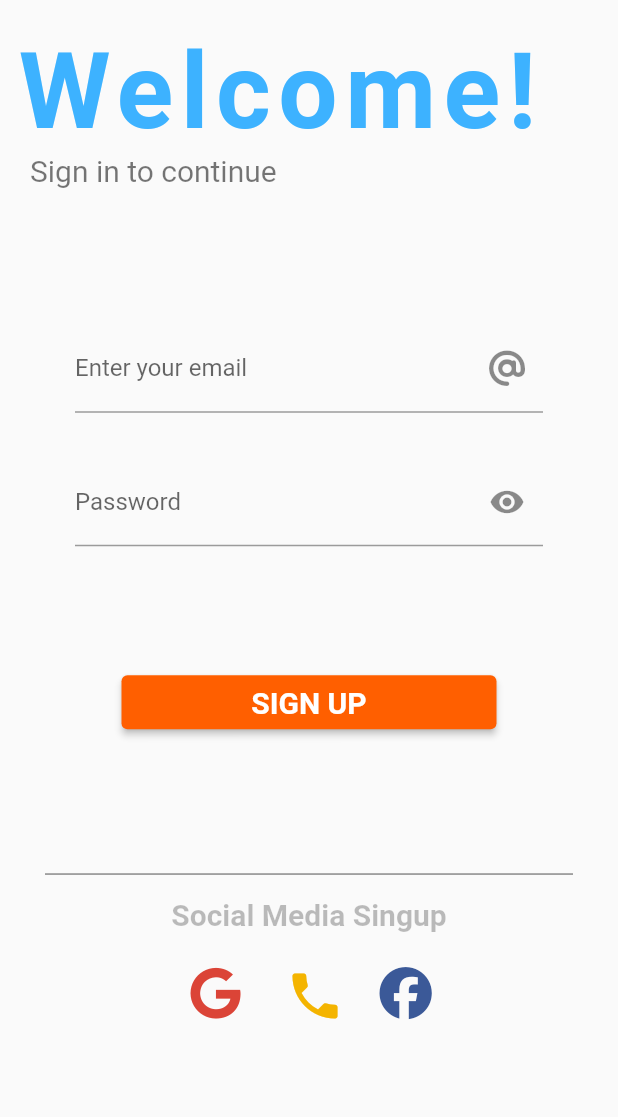
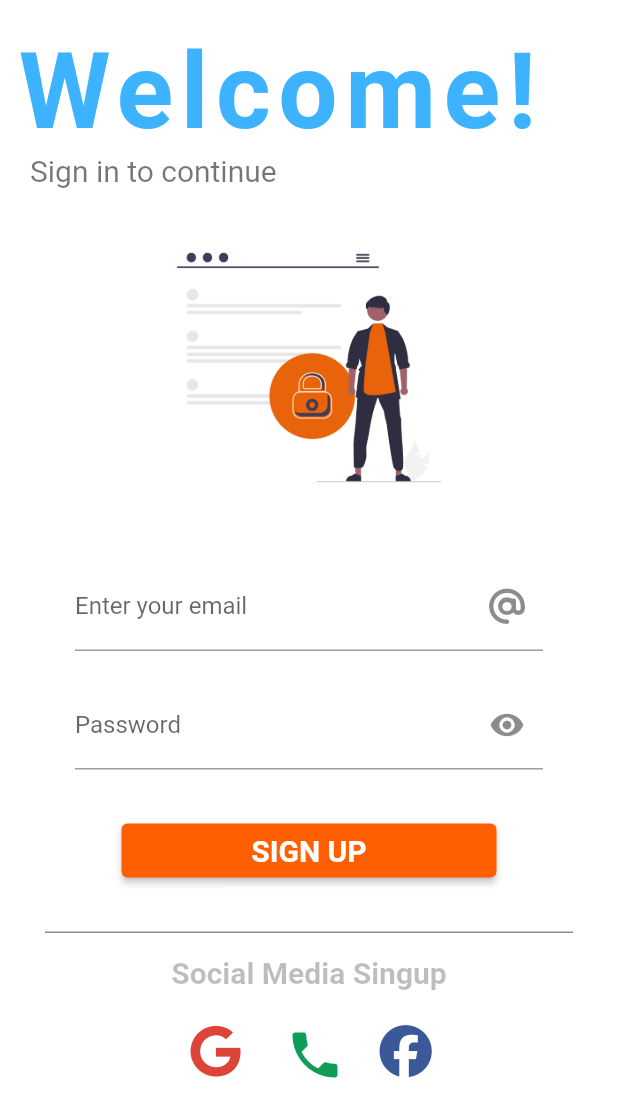
Before and after one commit to julicam10/SecurityApp, a Flutter app: the screen it shows after launch, after a tap on "Login", on a phone screen of 412 x 824 dp. Shown: the top 1117 px of the screen. Run offline on Flutter 3.47's test engine with Material 2 defaults, Android fonts, the phone set to English and light mode, and no system bars; our stand-ins replace font_awesome_flutter.

Commit message:
casi listo

```diff
--- a/lib/screens/login_screen.dart
+++ b/lib/screens/login_screen.dart
@@ -20,6 +20,7 @@ class _LoginScreenState extends State<LoginScreen> {
     final heightScreen = MediaQuery.of(context).size.height;
     final widthScreen = MediaQuery.of(context).size.width;
     return Scaffold(
+      backgroundColor: Colors.white,
       body: SafeArea(
         child: SingleChildScrollView(
           child: Column(
@@ -45,12 +46,20 @@ class _LoginScreenState extends State<LoginScreen> {
                   style: TextStyle(fontSize: 20.0, color: Colors.black54),
                 ),
               ),
-              SizedBox(height: heightScreen * 0.05),
+              Padding(
+                padding: const EdgeInsets.only(top: 20.0),
+                child: Container(
+                  height: 200,
+                  width: 200,
+                  child: Image.asset('assets/img/security.png',
+                      fit: BoxFit.contain),
+                ),
+              ),
               Column(
                 children: [
                   Padding(
                     padding: const EdgeInsets.only(
-                        left: 50.0, right: 50.0, top: 50.0),
+                        left: 50.0, right: 50.0, top: 30.0),
                     child: TextFormField(
                       controller: emailController,
                       validator: (val) {
@@ -69,7 +78,7 @@ class _LoginScreenState extends State<LoginScreen> {
                   ),
                   Padding(
                     padding: const EdgeInsets.only(
-                        left: 50.0, right: 50.0, top: 30.0),
+                        left: 50.0, right: 50.0, top: 20.0),
                     child: TextFormField(
                       obscureText: selectedValue,
                       controller: passwordController,
@@ -106,7 +115,7 @@ class _LoginScreenState extends State<LoginScreen> {
                   ),
                   Container(
                     padding: const EdgeInsets.only(
-                        left: 50.0, right: 50.0, top: 80.0),
+                        left: 50.0, right: 50.0, top: 30.0),
                     width: 350,
                     child: SizedBox(
                       width: double.infinity,
@@ -124,7 +133,7 @@ class _LoginScreenState extends State<LoginScreen> {
                   ),
                   const Padding(
                     padding:
-                        EdgeInsets.only(left: 30.0, right: 30.0, top: 90.0),
+                        EdgeInsets.only(left: 30.0, right: 30.0, top: 30.0),
                     child: Divider(
                       color: Colors.black45,
                       height: 1,
@@ -162,7 +171,7 @@ class _LoginScreenState extends State<LoginScreen> {
                           onPressed: () {},
                           icon: const Icon(
                             Icons.phone,
-                            color: Color.fromRGBO(244, 180, 0, 1),
+                            color: Color.fromRGBO(15, 157, 88, 1),
                             size: 40.0,
                           ),
                         ),
--- a/pubspec.yaml
+++ b/pubspec.yaml
@@ -59,8 +59,8 @@ flutter:
   uses-material-design: true
 
   # To add assets to your application, add an assets section, like this:
-  # assets:
-  #   - images/a_dot_burr.jpeg
+  assets:
+    - assets/img/
   #   - images/a_dot_ham.jpeg
 
   # An image asset can refer to one or more resolution-specific "variants", see
```
Also changed, not shown: assets/img/security.png (added).
